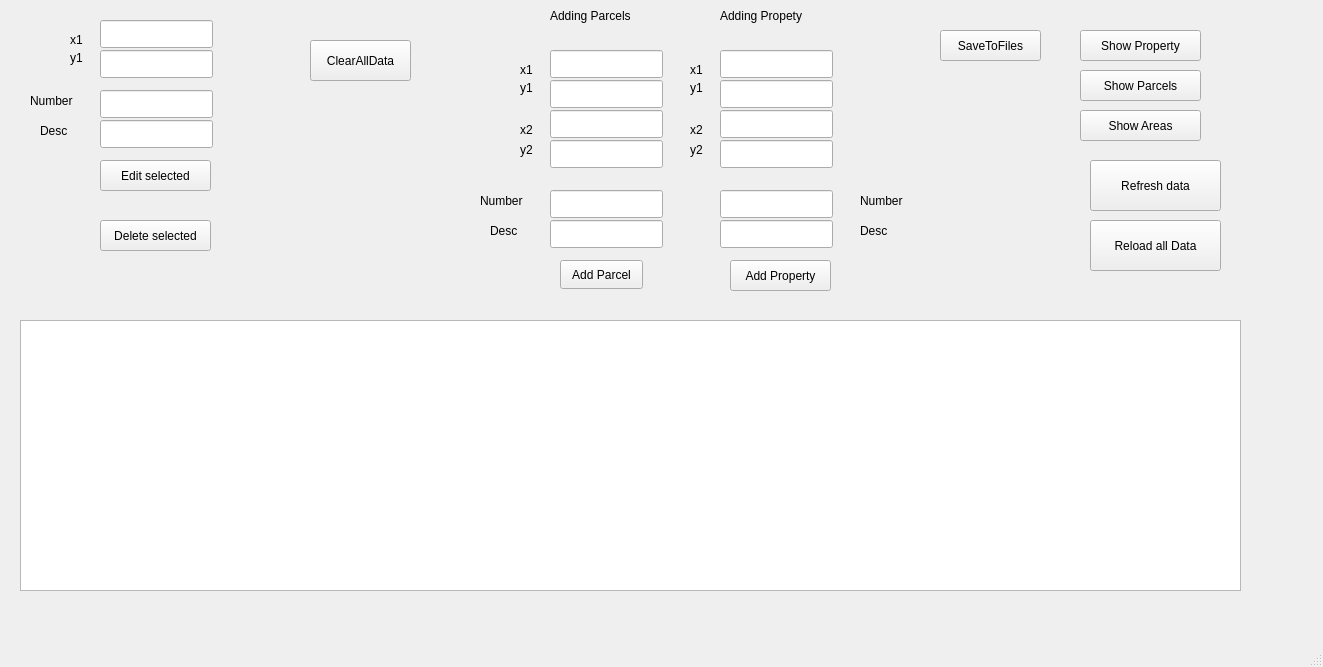
Above: mainwindow.ui from kotvaldo/aus_2_gui before the change. Below: the same form after it.
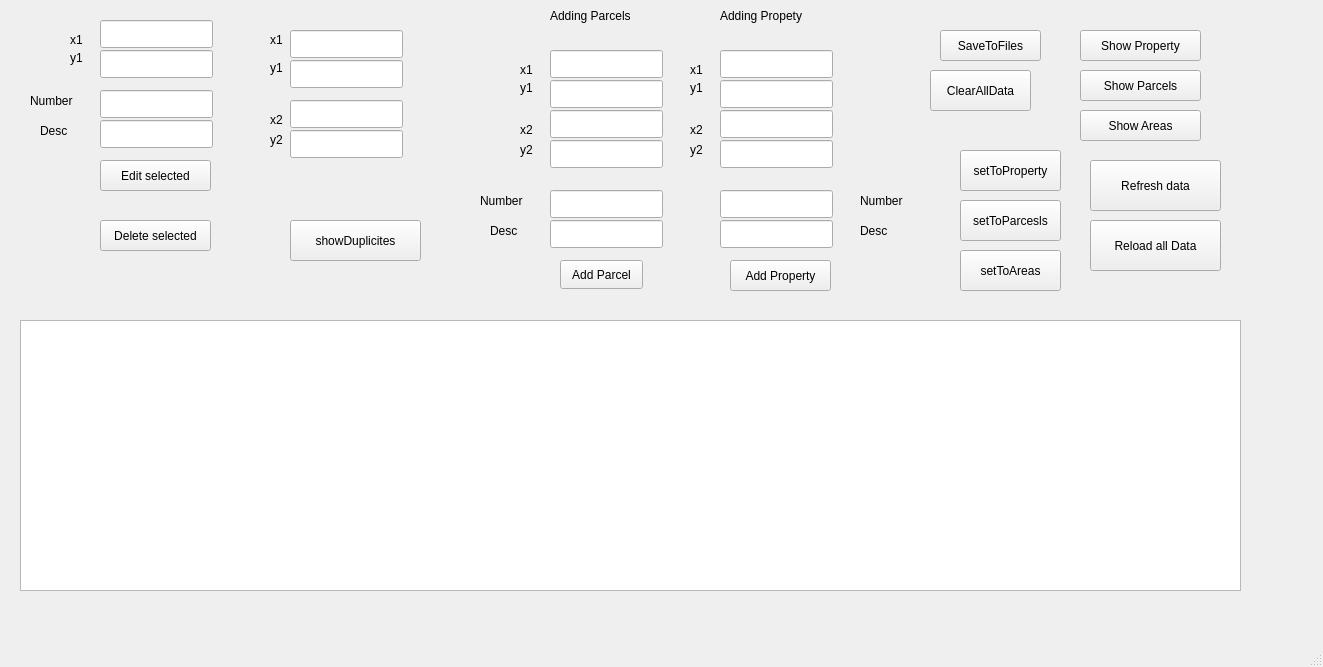
That is the form after the change.

Commit message: find duplicities method

The edit to the form file:
```diff
--- a/mainwindow.ui
+++ b/mainwindow.ui
@@ -538,8 +538,8 @@
    <widget class="QPushButton" name="clear_btn">
     <property name="geometry">
      <rect>
-      <x>310</x>
-      <y>40</y>
+      <x>930</x>
+      <y>70</y>
       <width>101</width>
       <height>41</height>
      </rect>
@@ -561,6 +561,150 @@
      <string>SaveToFiles</string>
     </property>
    </widget>
+   <widget class="QPushButton" name="show_duplicities_btn">
+    <property name="geometry">
+     <rect>
+      <x>290</x>
+      <y>220</y>
+      <width>131</width>
+      <height>41</height>
+     </rect>
+    </property>
+    <property name="text">
+     <string>showDuplicites</string>
+    </property>
+   </widget>
+   <widget class="QLineEdit" name="search_x">
+    <property name="geometry">
+     <rect>
+      <x>290</x>
+      <y>30</y>
+      <width>113</width>
+      <height>28</height>
+     </rect>
+    </property>
+   </widget>
+   <widget class="QLabel" name="label_13">
+    <property name="geometry">
+     <rect>
+      <x>270</x>
+      <y>60</y>
+      <width>21</width>
+      <height>16</height>
+     </rect>
+    </property>
+    <property name="text">
+     <string>y1</string>
+    </property>
+   </widget>
+   <widget class="QLabel" name="label_14">
+    <property name="geometry">
+     <rect>
+      <x>270</x>
+      <y>110</y>
+      <width>21</width>
+      <height>20</height>
+     </rect>
+    </property>
+    <property name="text">
+     <string>x2</string>
+    </property>
+   </widget>
+   <widget class="QLabel" name="label_19">
+    <property name="geometry">
+     <rect>
+      <x>270</x>
+      <y>30</y>
+      <width>21</width>
+      <height>20</height>
+     </rect>
+    </property>
+    <property name="text">
+     <string>x1</string>
+    </property>
+   </widget>
+   <widget class="QLabel" name="label_20">
+    <property name="geometry">
+     <rect>
+      <x>270</x>
+      <y>130</y>
+      <width>21</width>
+      <height>20</height>
+     </rect>
+    </property>
+    <property name="text">
+     <string>y2</string>
+    </property>
+   </widget>
+   <widget class="QLineEdit" name="search_y">
+    <property name="geometry">
+     <rect>
+      <x>290</x>
+      <y>60</y>
+      <width>113</width>
+      <height>28</height>
+     </rect>
+    </property>
+   </widget>
+   <widget class="QLineEdit" name="search_x2">
+    <property name="geometry">
+     <rect>
+      <x>290</x>
+      <y>100</y>
+      <width>113</width>
+      <height>28</height>
+     </rect>
+    </property>
+   </widget>
+   <widget class="QLineEdit" name="search_y2">
+    <property name="geometry">
+     <rect>
+      <x>290</x>
+      <y>130</y>
+      <width>113</width>
+      <height>28</height>
+     </rect>
+    </property>
+   </widget>
+   <widget class="QPushButton" name="pushButton">
+    <property name="geometry">
+     <rect>
+      <x>960</x>
+      <y>150</y>
+      <width>101</width>
+      <height>41</height>
+     </rect>
+    </property>
+    <property name="text">
+     <string>setToProperty</string>
+    </property>
+   </widget>
+   <widget class="QPushButton" name="pushButton_2">
+    <property name="geometry">
+     <rect>
+      <x>960</x>
+      <y>200</y>
+      <width>101</width>
+      <height>41</height>
+     </rect>
+    </property>
+    <property name="text">
+     <string>setToParcesls</string>
+    </property>
+   </widget>
+   <widget class="QPushButton" name="pushButton_3">
+    <property name="geometry">
+     <rect>
+      <x>960</x>
+      <y>250</y>
+      <width>101</width>
+      <height>41</height>
+     </rect>
+    </property>
+    <property name="text">
+     <string>setToAreas</string>
+    </property>
+   </widget>
   </widget>
   <widget class="QMenuBar" name="menubar">
    <property name="geometry">
```
The commit also changes 2 other files.
